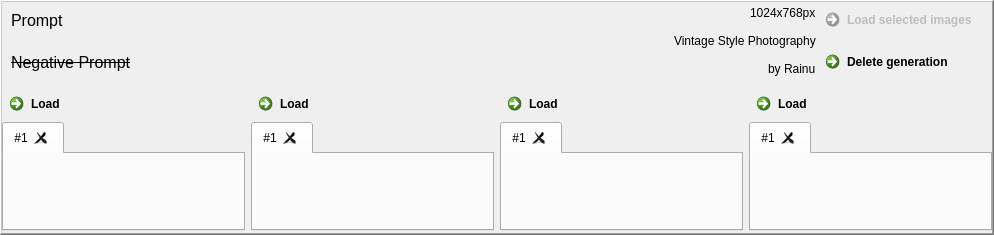
Before: the Qt Designer form leonardo_ai/view/generation_search_item.ui in rainu/krita-leonardo-ai, drawn with Qt 5.
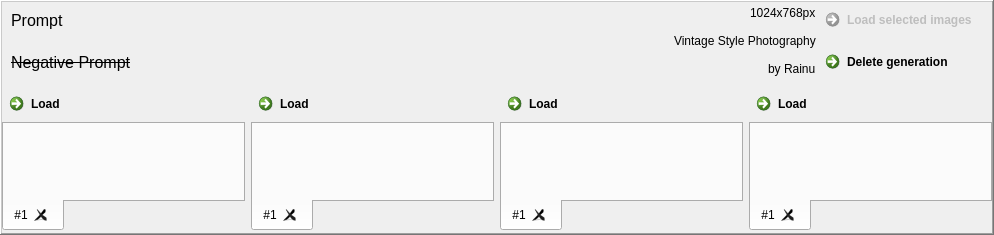
After: the same form once the commit is applied. Icons and pictures are not drawn.

Commit message: possibility to de-/select variations to load from existing generations

Patch:
```diff
--- a/leonardo_ai/view/generation_search_item.ui
+++ b/leonardo_ai/view/generation_search_item.ui
@@ -348,6 +348,9 @@
                 <verstretch>0</verstretch>
                </sizepolicy>
               </property>
+              <property name="tabPosition">
+               <enum>QTabWidget::South</enum>
+              </property>
               <property name="currentIndex">
                <number>0</number>
               </property>
@@ -482,6 +485,9 @@
                 <verstretch>0</verstretch>
                </sizepolicy>
               </property>
+              <property name="tabPosition">
+               <enum>QTabWidget::South</enum>
+              </property>
               <property name="currentIndex">
                <number>0</number>
               </property>
@@ -610,6 +616,9 @@
                 <verstretch>0</verstretch>
                </sizepolicy>
               </property>
+              <property name="tabPosition">
+               <enum>QTabWidget::South</enum>
+              </property>
               <property name="currentIndex">
                <number>0</number>
               </property>
@@ -738,6 +747,9 @@
                 <verstretch>0</verstretch>
                </sizepolicy>
               </property>
+              <property name="tabPosition">
+               <enum>QTabWidget::South</enum>
+              </property>
               <property name="currentIndex">
                <number>0</number>
               </property>
```
The commit also changes 3 other files.
